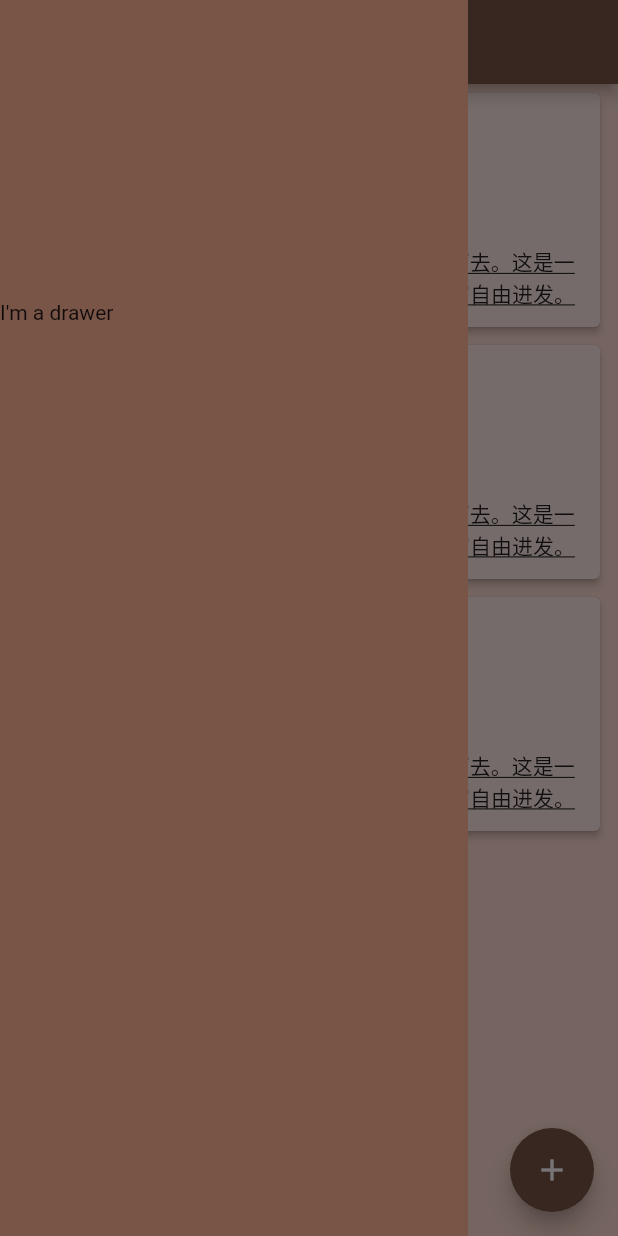
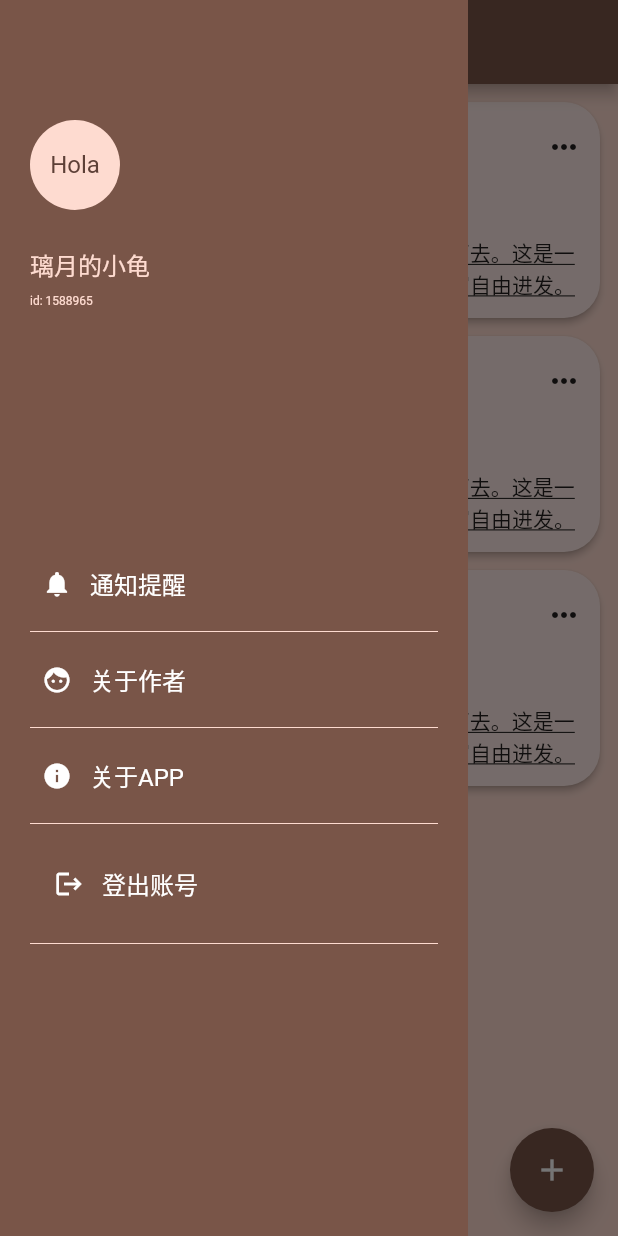
Before and after one commit to TomassMaximum/Benben, a Flutter app: the screen it shows after launch, with the side drawer open, on a phone screen of 412 x 824 dp. Run offline on Flutter 3.47's test engine with Material 2 defaults, Android fonts, the light colour scheme and no system bars.

Commit message:
添加大部分必要页面，完成route导航

```diff
--- a/lib/EventItem.dart
+++ b/lib/EventItem.dart
@@ -1,4 +1,6 @@
 import 'package:flutter/material.dart';
+
+enum Menu { mark, share, delete }
 
 class EventItem extends StatelessWidget {
   const EventItem({Key? key}) : super(key: key);
@@ -8,23 +10,54 @@ class EventItem extends StatelessWidget {
     return Card(
       color: const Color.fromARGB(255, 254, 234, 230),
       elevation: 2,
-
+      shape: RoundedRectangleBorder(borderRadius: BorderRadius.circular(24)),
       margin: const EdgeInsets.only(left: 12, right: 12,top: 6, bottom: 6),
       child: Container(
         padding: const EdgeInsets.only(left: 12, right: 12, top: 12, bottom: 12),
         child: Column(
           crossAxisAlignment: CrossAxisAlignment.start,
           children: [
-            Row(
-              mainAxisAlignment: MainAxisAlignment.center,
-              children: [
-                Text(DateTime.now().toString()),
-                const TextButton(
-                  onPressed: null,
-                  child: Icon(Icons.more_horiz),
+            SizedBox(
+              height: 36,
+              child: Stack(
+                fit: StackFit.expand,
+                alignment: Alignment.center,
+                children: [
+                  Container(
+                    alignment: Alignment.center,
+                      child: Text(DateTime.now().toString())
+                  ),
+                  Positioned(
+                    right: 0,
+                    child: PopupMenuButton(
+                      itemBuilder: (BuildContext context) => <PopupMenuEntry<Menu>>[
+                        PopupMenuItem<Menu>(
+                            value: Menu.mark,
+                            child: RichText(text: const TextSpan(children: [
+                              WidgetSpan(child: Icon(Icons.bookmark, size: 16,)),
+                              WidgetSpan(child: SizedBox(width: 12)),
+                              TextSpan(text: "标记", style: TextStyle(fontSize: 16, color: Colors.black))
+                            ]))
+                        ),
+                        PopupMenuItem<Menu>(value: Menu.share, child: RichText(text: const TextSpan(children: [
+                          WidgetSpan(child: Icon(Icons.share, size: 16,)),
+                          WidgetSpan(child: SizedBox(width: 12)),
+                          TextSpan(text: "分享", style: TextStyle(fontSize: 16, color: Colors.black))
+                        ]))),
+                        PopupMenuItem<Menu>(value: Menu.delete, child: RichText(text: const TextSpan(children: [
+                          WidgetSpan(child: Icon(Icons.delete, size: 16,)),
+                          WidgetSpan(child: SizedBox(width: 12)),
+                          TextSpan(text: "删除", style: TextStyle(fontSize: 16, color: Colors.black))
+                        ])))
+                      ],
+                      onSelected: (Menu item) {
 
-                )
-              ],
+                      },
+                      child: const Icon(Icons.more_horiz),
+                    ),
+                  )
+                ],
+              ),
             ),
             const Text("开销：121"),
             const Text("收入：2"),
--- /dev/null
+++ b/lib/SettingsItem.dart
@@ -0,0 +1,32 @@
+import 'package:flutter/material.dart';
+
+class SettingsItem extends StatelessWidget {
+
+  final String text;
+  final IconData iconData;
+  final Widget? newPage;
+
+  const SettingsItem({Key? key, required this.text, required this.iconData, this.newPage}) : super(key: key);
+
+  @override
+  Widget build(BuildContext context) {
+    return TextButton(
+      onPressed: () {
+        if(newPage == null) {
+          return;
+        }
+        Navigator.of(context).push(MaterialPageRoute(builder: (context) => newPage!));
+      },
+      child: RichText(
+        text: TextSpan(
+            children: [
+              WidgetSpan(child: Icon(iconData, color: Colors.white, size: 20,)),
+              const WidgetSpan(child: SizedBox(width: 12)),
+              TextSpan(text: text, style: const TextStyle(fontSize: 16, ))
+            ]
+        ),
+      ),
+    );
+  }
+
+}
--- a/lib/main.dart
+++ b/lib/main.dart
@@ -1,6 +1,10 @@
+import 'package:benben/AboutAppPage.dart';
+import 'package:benben/AboutAuthorPage.dart';
 import 'package:benben/EventItem.dart';
+import 'package:benben/InsertPage.dart';
+import 'package:benben/NotificationPage.dart';
+import 'package:benben/SettingsItem.dart';
 import 'package:flutter/material.dart';
-import 'package:flutter/widgets.dart';
 
 void main() {
   runApp(const MyApp());
@@ -52,14 +56,7 @@ class MyHomePage extends StatefulWidget {
 class _MyHomePageState extends State<MyHomePage> {
 
   void _incrementCounter() {
-    setState(() {
-      // This call to setState tells the Flutter framework that something has
-      // changed in this State, which causes it to rerun the build method below
-      // so that the display can reflect the updated values. If we changed
-      // _counter without calling setState(), then the build method would not be
-      // called again, and so nothing would appear to happen.
-
-    });
+    Navigator.push(context, _createRoute());
   }
 
   @override
@@ -77,11 +74,53 @@ class _MyHomePageState extends State<MyHomePage> {
         title: Text(widget.title),
       ),
       drawer: Container(
-          margin: EdgeInsets.only(right: 100),
-          padding: EdgeInsets.only(top:200),
+          margin: const EdgeInsets.only(right: 100),
+          padding: const EdgeInsets.only(top:80),
           constraints: const BoxConstraints.expand(),
           color: Colors.brown,
-          child: const Text("I'm a drawer")),
+          child: Container(
+            margin: const EdgeInsets.only(left: 20, right: 20),
+            child: Column(
+              mainAxisAlignment: MainAxisAlignment.start,
+              crossAxisAlignment: CrossAxisAlignment.start,
+              children: [
+                Column(
+                  crossAxisAlignment: CrossAxisAlignment.start,
+                  children: [
+                    const SizedBox(
+                      width: 60,
+                      height: 60,
+                      child: CircleAvatar(
+                        backgroundColor: Color(0xfffedbd0),
+                        child: Text("Hola"),
+                      ),
+                    ),
+                    const SizedBox(height: 24,),
+                    Column(
+                      crossAxisAlignment: CrossAxisAlignment.start,
+                        children: const [
+                          Text("璃月的小龟", style: TextStyle(color: Color(0xfffedbd0), fontSize: 16)),
+                          SizedBox(height: 8,),
+                          Text("id: 1588965", style: TextStyle(color: Color(0xfffedbd0), fontSize: 8),)
+                        ]
+
+                )
+                  ]
+                ),
+                const SizedBox(height: 160),
+                const SettingsItem(text: "通知提醒", iconData: Icons.notifications, newPage: NotificationPage()),
+                const Divider(color: Color(0xfffedbd0)),
+                const SettingsItem(text: "关于作者", iconData: Icons.face, newPage: AboutAuthorPage()),
+                const Divider(color: Color(0xfffedbd0)),
+                const SettingsItem(text: "关于APP", iconData: Icons.info, newPage: AboutAppPage()),
+                const Divider(color: Color(0xfffedbd0)),
+                TextButton(
+                    onPressed: () {},
+                    child: const SettingsItem(text: "登出账号", iconData: Icons.logout)),
+                const Divider(color: Color(0xfffedbd0)),
+              ],
+            ),
+          )),
       body: Container(
         color: const Color(0xfffedbd0),
         alignment: Alignment.center,
@@ -89,6 +128,7 @@ class _MyHomePageState extends State<MyHomePage> {
         // in the middle of the parent.
         child: ListView(
           children: const [
+            SizedBox(height: 6),
             EventItem(),
             EventItem(),
             EventItem()
@@ -102,4 +142,22 @@ class _MyHomePageState extends State<MyHomePage> {
       ), // This trailing comma makes auto-formatting nicer for build methods.
     );
   }
+
+  Route _createRoute() {
+    return PageRouteBuilder(
+      pageBuilder: (context, animation, secondaryAnimation) => const InsertPage(),
+      transitionsBuilder: (context, animation, secondaryAnimation, child) {
+        const begin = Offset(0.0, 1.0);
+        const end = Offset.zero;
+        const curve = Curves.ease;
+
+        var tween = Tween(begin: begin, end: end).chain(CurveTween(curve: curve));
+
+        return SlideTransition(
+          position: animation.drive(tween),
+          child: child,
+        );
+      },
+    );
+  }
 }
```
Also changed, not shown: lib/AboutAppPage.dart (added, +13 -0 lines), lib/AboutAuthorPage.dart (added, +15 -0 lines), lib/InsertPage.dart (added, +29 -0 lines), lib/NotificationPage.dart (added, +18 -0 lines).
